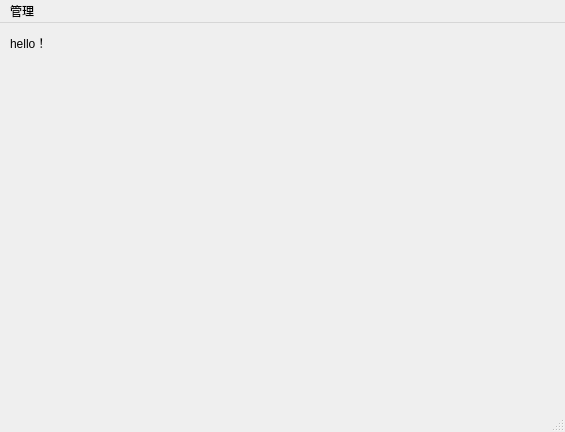
Above: sms.ui from broom35/c-work before the change. Below: the same form after it.
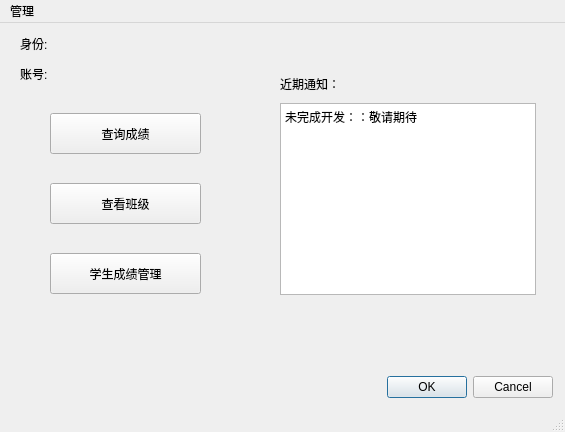
That is the form after the change.

Patch:
```diff
--- a/sms.ui
+++ b/sms.ui
@@ -17,14 +17,112 @@
    <widget class="QLabel" name="label">
     <property name="geometry">
      <rect>
-      <x>10</x>
+      <x>20</x>
       <y>10</y>
-      <width>69</width>
-      <height>19</height>
+      <width>311</width>
+      <height>21</height>
      </rect>
     </property>
     <property name="text">
-     <string>hello！</string>
+     <string>身份:</string>
+    </property>
+   </widget>
+   <widget class="QLabel" name="ac">
+    <property name="geometry">
+     <rect>
+      <x>20</x>
+      <y>40</y>
+      <width>101</width>
+      <height>21</height>
+     </rect>
+    </property>
+    <property name="text">
+     <string>账号:</string>
+    </property>
+   </widget>
+   <widget class="QPushButton" name="pushButton">
+    <property name="geometry">
+     <rect>
+      <x>50</x>
+      <y>90</y>
+      <width>151</width>
+      <height>41</height>
+     </rect>
+    </property>
+    <property name="text">
+     <string>查询成绩</string>
+    </property>
+   </widget>
+   <widget class="QDialogButtonBox" name="buttonBox">
+    <property name="geometry">
+     <rect>
+      <x>360</x>
+      <y>350</y>
+      <width>193</width>
+      <height>28</height>
+     </rect>
+    </property>
+    <property name="standardButtons">
+     <set>QDialogButtonBox::Cancel|QDialogButtonBox::Ok</set>
+    </property>
+   </widget>
+   <widget class="QPushButton" name="pushButton_2">
+    <property name="geometry">
+     <rect>
+      <x>50</x>
+      <y>160</y>
+      <width>151</width>
+      <height>41</height>
+     </rect>
+    </property>
+    <property name="text">
+     <string>查看班级</string>
+    </property>
+   </widget>
+   <widget class="QPushButton" name="pushButton_3">
+    <property name="geometry">
+     <rect>
+      <x>50</x>
+      <y>230</y>
+      <width>151</width>
+      <height>41</height>
+     </rect>
+    </property>
+    <property name="text">
+     <string>学生成绩管理</string>
+    </property>
+   </widget>
+   <widget class="QTextBrowser" name="currentBrowser">
+    <property name="geometry">
+     <rect>
+      <x>280</x>
+      <y>80</y>
+      <width>256</width>
+      <height>192</height>
+     </rect>
+    </property>
+    <property name="html">
+     <string>&lt;!DOCTYPE HTML PUBLIC &quot;-//W3C//DTD HTML 4.0//EN&quot; &quot;http://www.w3.org/TR/REC-html40/strict.dtd&quot;&gt;
+&lt;html&gt;&lt;head&gt;&lt;meta name=&quot;qrichtext&quot; content=&quot;1&quot; /&gt;&lt;meta charset=&quot;utf-8&quot; /&gt;&lt;style type=&quot;text/css&quot;&gt;
+p, li { white-space: pre-wrap; }
+hr { height: 1px; border-width: 0; }
+li.unchecked::marker { content: &quot;\2610&quot;; }
+li.checked::marker { content: &quot;\2612&quot;; }
+&lt;/style&gt;&lt;/head&gt;&lt;body style=&quot; font-family:'Microsoft YaHei UI'; font-size:9pt; font-weight:400; font-style:normal;&quot;&gt;
+&lt;p style=&quot; margin-top:0px; margin-bottom:0px; margin-left:0px; margin-right:0px; -qt-block-indent:0; text-indent:0px;&quot;&gt;未完成开发：：敬请期待&lt;/p&gt;&lt;/body&gt;&lt;/html&gt;</string>
+    </property>
+   </widget>
+   <widget class="QLabel" name="label_Bc">
+    <property name="geometry">
+     <rect>
+      <x>280</x>
+      <y>50</y>
+      <width>81</width>
+      <height>21</height>
+     </rect>
+    </property>
+    <property name="text">
+     <string>近期通知：</string>
     </property>
    </widget>
   </widget>
```
Left out of the diff: 2 changed lines with no effect on the pictures.
